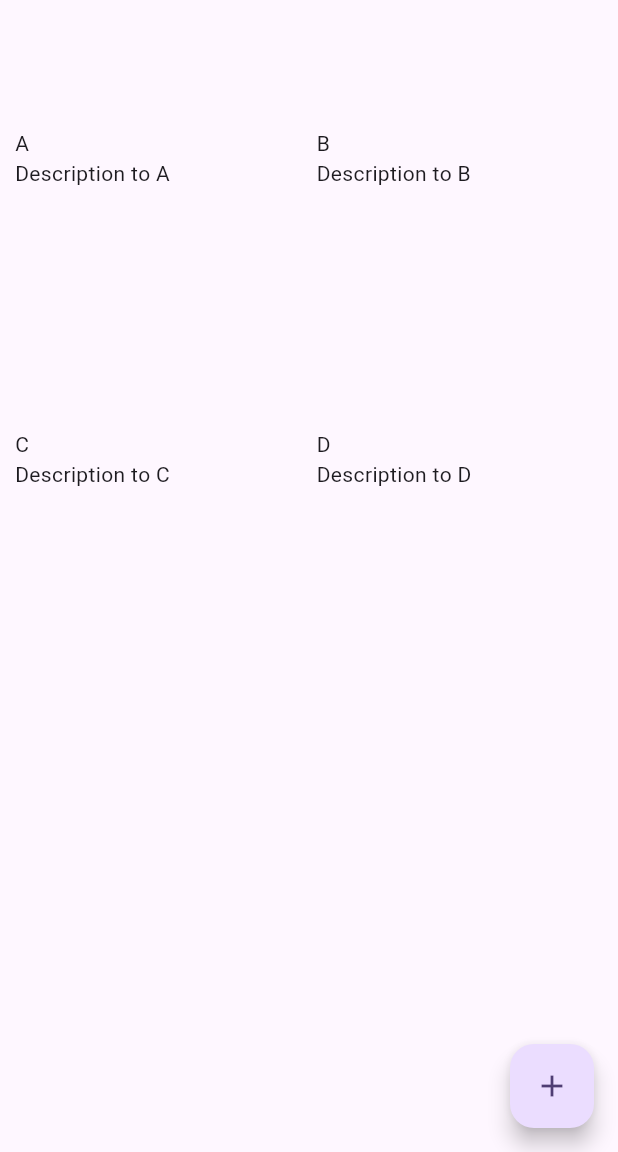
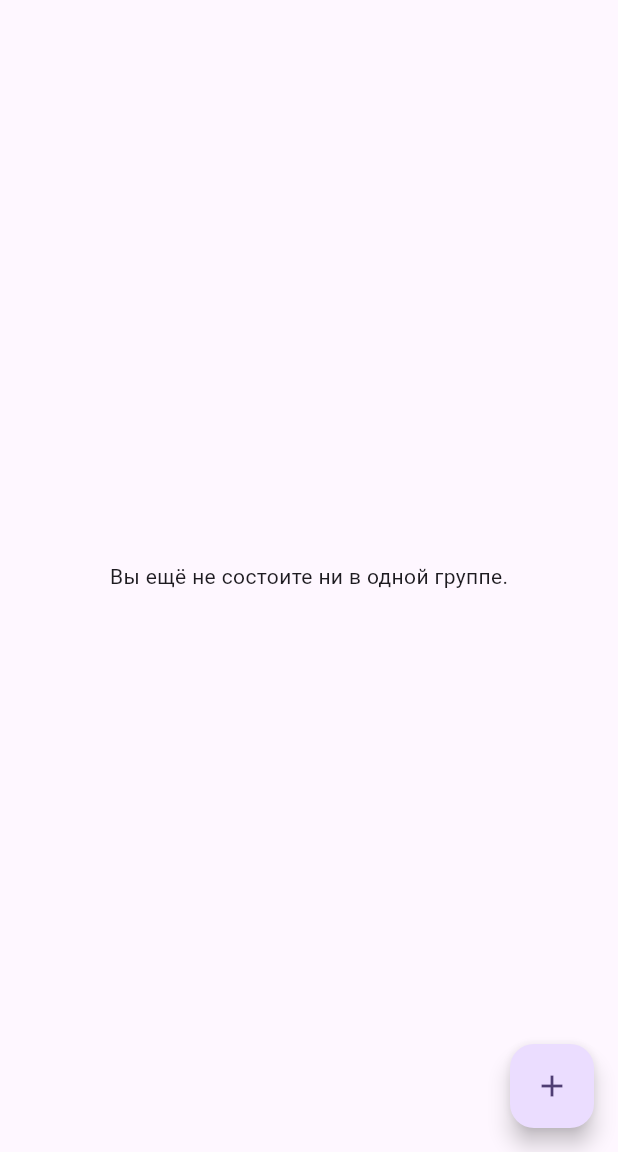
Before and after one commit to cupofcrisp-tulahack2023/compendio-client, a Flutter app: the screen it shows after launch, on a phone screen of 412 x 824 dp, the part 84-1236 px from its top. Run offline on Flutter 3.47's test engine with Material 2 defaults, Android fonts, the phone set to English and light mode, and no system bars; our stand-ins replace bloc, flutter_bloc, get_it, image_picker, multi_select_flutter; missing offline and left inert: animated_shimmer, design_box, material_text_fields; accounts and stored records are empty.

Commit message:
added labels for groups and compendios empty pages

```diff
--- a/lib/src/pages/group.dart
+++ b/lib/src/pages/group.dart
@@ -69,7 +69,8 @@ class _GroupPageState extends State<GroupPage> {
                 ? const Center(
                     child: CircularProgressIndicator(),
                   )
-                : GridView(
+                : comps.isNotEmpty
+                    ? GridView(
                         gridDelegate:
                             const SliverGridDelegateWithFixedCrossAxisCount(
                           crossAxisCount: 2,
@@ -84,6 +85,12 @@ class _GroupPageState extends State<GroupPage> {
                               ),
                             )
                             .toList(),
+                      )
+                    : const Center(
+                        child: Text(
+                          "В данной группе ещё нет конспектов.\nСтаньте первым!",
+                          textAlign: TextAlign.center,
+                        ),
                       ),
             floating: FloatingActionButton(
               onPressed: () {
--- a/lib/src/pages/my_groups.dart
+++ b/lib/src/pages/my_groups.dart
@@ -35,15 +35,16 @@ class _MyGroupsPageState extends State<MyGroupsPage> {
       },
       child: Builder(
         builder: (BuildContext context) {
-          List<Group> groups = context.watch<GroupBloc>().state.groups;
+          List<Group>? groups = context.watch<GroupBloc>().state.groups;
 
           return BasePage(
             title: const AppBarSearchWidget(title: "Мои группы"),
-            body: groups.isEmpty
+            body: groups == null
                 ? const Center(
                     child: CircularProgressIndicator(),
                   )
-                : GridView(
+                : groups.isNotEmpty
+                    ? GridView(
                         gridDelegate:
                             const SliverGridDelegateWithFixedCrossAxisCount(
                           crossAxisCount: 2,
@@ -58,6 +59,11 @@ class _MyGroupsPageState extends State<MyGroupsPage> {
                               ),
                             )
                             .toList(),
+                      )
+                    : const Center(
+                        child: Text(
+                          "Вы ещё не состоите ни в одной группе.",
+                        ),
                       ),
             floating: FloatingActionButton(
               child: const Icon(Icons.add),
--- a/lib/src/providers/group/group_state.dart
+++ b/lib/src/providers/group/group_state.dart
@@ -2,13 +2,13 @@ part of 'group_bloc.dart';
 
 @immutable
 class GroupState {
-  final List<Group> groups;
+  final List<Group>? groups;
 
   const GroupState({required this.groups});
 }
 
 class GroupInitial extends GroupState {
   const GroupInitial({
-    List<Group> groups = const <Group>[],
+    List<Group>? groups,
   }) : super(groups: groups);
 }
--- a/lib/src/services/group.dart
+++ b/lib/src/services/group.dart
@@ -7,20 +7,7 @@ class GroupService extends ChangeNotifier {
     print("GROUP SERVICE CREATED");
   }
 
-  List<Group> groups = [
-    Group()
-      ..name = "A"
-      ..description = "Description to A",
-    Group()
-      ..name = "B"
-      ..description = "Description to B",
-    Group()
-      ..name = "C"
-      ..description = "Description to C",
-    Group()
-      ..name = "D"
-      ..description = "Description to D",
-  ];
+  List<Group> groups = [];
 
   Future<List<Group>> getGroups() {
     return Future.delayed(const Duration(seconds: 2), () => groups);
```
Lines whose indentation alone changed are shown as unchanged.
